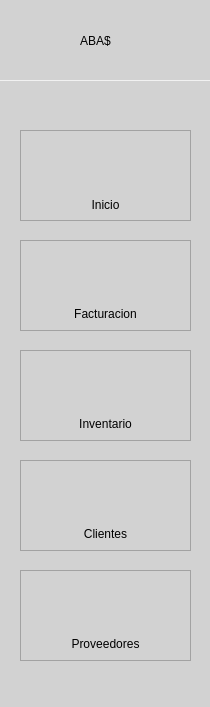
Above: UI/Home.ui from adriii0104/ABAS_SYSTEM before the change. Below: the same form after it.
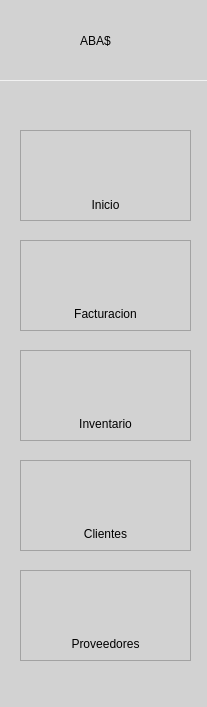
That is the form after the change. Icons and pictures are not drawn.

The edit to the form file:
```diff
--- a/UI/Home.ui
+++ b/UI/Home.ui
@@ -6,10 +6,16 @@
    <rect>
     <x>0</x>
     <y>0</y>
-    <width>210</width>
+    <width>207</width>
     <height>707</height>
    </rect>
   </property>
+  <property name="maximumSize">
+   <size>
+    <width>207</width>
+    <height>16777215</height>
+   </size>
+  </property>
   <property name="windowTitle">
    <string>ABA$ $ystem</string>
   </property>
```
